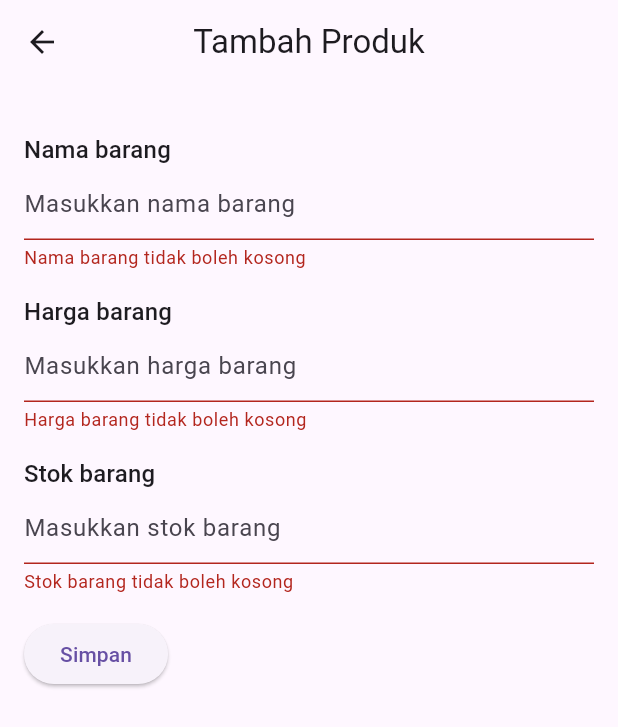
After one commit to nurfaidz/simply-inventory-with-flutter, a Flutter app: the CreateProductPage screen opened by its route, after a tap on "Simpan", on a phone screen of 412 x 824 dp. The commit adds this screen. Shown: the top 727 px of the screen. Run offline on Flutter 3.47's test engine with Material 3 defaults, Android fonts, the phone set to English and light mode, and no system bars.

Commit message:
feat(route.dart): add route for CreateProductPage to enable navigation to the create product page feat(create_product_page.dart): create a new page for creating a product with form validation and save functionality

```diff
--- a/lib/app/route.dart
+++ b/lib/app/route.dart
@@ -1,6 +1,7 @@
 import 'package:flutter/material.dart';
 import '../features/homes/home_page.dart';
 import '../features/products/product_page.dart';
+import '../features/products/create_product_page.dart';
 import '../features/products/product_detail_page.dart';
 import '../features/incoming_items/incoming_item_page.dart';
 import '../features/incoming_items/create_incoming_item_page.dart';
@@ -15,6 +16,7 @@ class AppRoutes {
 
         // Product
         '/products': (context) => const ProductPage(),
+        '/products/create': (context) => const CreateProductPage(),
         '/products/show': (context) => const ProductDetailPage(),
 
         // Incoming Item
--- /dev/null
+++ b/lib/features/products/create_product_page.dart
@@ -0,0 +1,69 @@
+import 'package:flutter/material.dart';
+
+class CreateProductPage extends StatefulWidget {
+  const CreateProductPage({super.key});
+
+  @override
+  _CreateProductPageState createState() => _CreateProductPageState();
+}
+
+class _CreateProductPageState extends State<CreateProductPage> {
+  final _formKey = GlobalKey<FormState>();
+
+  final TextEditingController _nameController = TextEditingController();
+  final TextEditingController _priceController = TextEditingController();
+  final TextEditingController _stockController = TextEditingController();
+
+  void _saveForm() {
+    if (_formKey.currentState!.validate()) {
+      ScaffoldMessenger.of(context).showSnackBar(const SnackBar(content: Text('Data berhasil disimpan')));
+    }
+  }
+
+  @override
+  Widget build(BuildContext context) {
+    return Scaffold(
+      appBar: AppBar(title: const Text('Tambah Produk'), centerTitle: true),
+      body: Padding(
+        padding: const EdgeInsets.all(16),
+        child: Form(
+          key:  _formKey,
+          child: Column(
+            crossAxisAlignment: CrossAxisAlignment.start,
+            children: [
+              const SizedBox(height: 16),
+              Text('Nama barang', style: Theme.of(context).textTheme.titleMedium),
+              TextFormField(
+                controller: _nameController,
+                keyboardType: TextInputType.text,
+                decoration: const InputDecoration(hintText: 'Masukkan nama barang'),
+                validator: (value) => (value == null || value.isEmpty) ? 'Nama barang tidak boleh kosong' : null,
+              ),
+              const SizedBox(height: 16),
+              Text('Harga barang', style: Theme.of(context).textTheme.titleMedium),
+              TextFormField(
+                controller: _priceController,
+                keyboardType: TextInputType.number,
+                decoration: const InputDecoration(hintText: 'Masukkan harga barang'),
+                validator: (value) => (value == null || value.isEmpty) ? 'Harga barang tidak boleh kosong' : null,
+              ),
+              const SizedBox(height: 16),
+              Text('Stok barang', style: Theme.of(context).textTheme.titleMedium),
+              TextFormField(
+                controller: _stockController,
+                keyboardType: TextInputType.number,
+                decoration: const InputDecoration(hintText: 'Masukkan stok barang'),
+                validator: (value) => (value == null || value.isEmpty) ? 'Stok barang tidak boleh kosong' : null,
+              ),
+              const SizedBox(height: 16),
+              ElevatedButton(
+                onPressed: _saveForm,
+                child: const Text('Simpan'),
+              ),
+            ],
+          ),
+        ),
+      ),
+    );
+  }
+}
```
